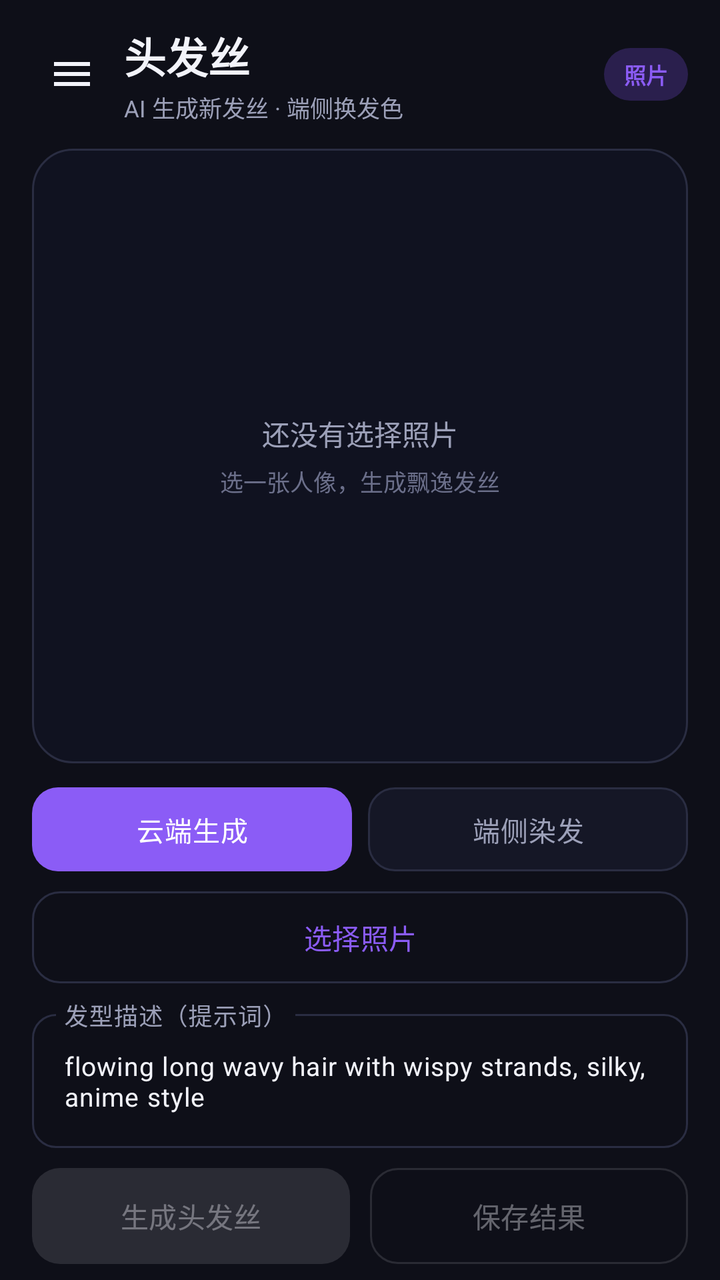
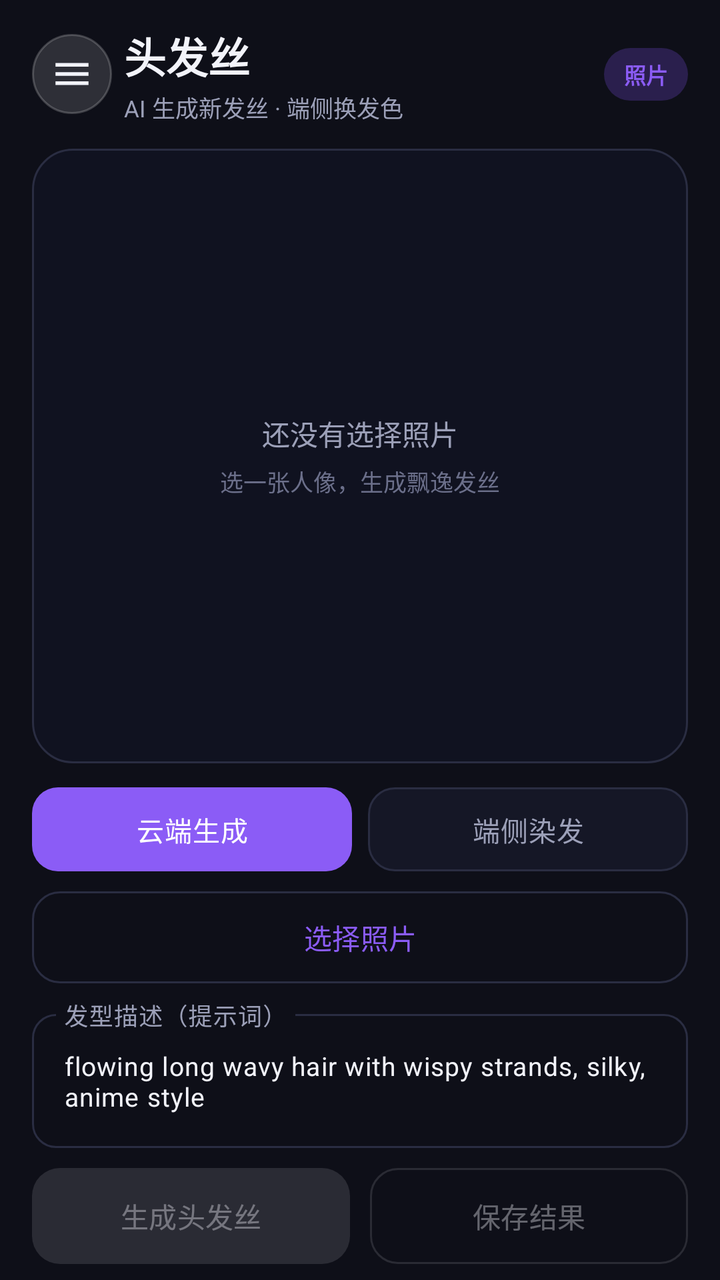

An Android layout rendered at two revisions. The XML below is the earlier revision; the diff shows what the commit changed to produce the second picture.
<!-- AndroidManifest.xml: application theme Theme.MagicBeauty -->
<!-- res/layout/fragment_hair.xml -->
<?xml version="1.0" encoding="utf-8"?>
<LinearLayout xmlns:android="http://schemas.android.com/apk/res/android"
    xmlns:app="http://schemas.android.com/apk/res-auto"
    android:layout_width="match_parent"
    android:layout_height="match_parent"
    android:background="@color/bg"
    android:orientation="vertical"
    android:paddingStart="16dp"
    android:paddingTop="12dp"
    android:paddingEnd="16dp"
    android:paddingBottom="8dp">

    
    <LinearLayout
        android:layout_width="match_parent"
        android:layout_height="wrap_content"
        android:gravity="center_vertical"
        android:orientation="horizontal">

        <ImageButton
            android:id="@+id/btnMenu"
            android:layout_width="40dp"
            android:layout_height="40dp"
            android:layout_marginEnd="6dp"
            android:background="?attr/selectableItemBackgroundBorderless"
            android:contentDescription="菜单"
            android:src="@drawable/ic_menu"
            android:tint="@color/text" />

        <LinearLayout
            android:layout_width="0dp"
            android:layout_height="wrap_content"
            android:layout_weight="1"
            android:orientation="vertical">

            <TextView
                android:layout_width="wrap_content"
                android:layout_height="wrap_content"
                android:text="头发丝"
                android:textColor="@color/text"
                android:textSize="21sp"
                android:textStyle="bold" />

            <TextView
                android:layout_width="wrap_content"
                android:layout_height="wrap_content"
                android:layout_marginTop="2dp"
                android:text="AI 生成新发丝 · 端侧换发色"
                android:textColor="@color/text_sub"
                android:textSize="11.5sp" />
        </LinearLayout>

        <TextView
            android:layout_width="wrap_content"
            android:layout_height="wrap_content"
            android:background="@drawable/bg_pill"
            android:paddingStart="10dp"
            android:paddingTop="5dp"
            android:paddingEnd="10dp"
            android:paddingBottom="5dp"
            android:text="照片"
            android:textColor="@color/brand"
            android:textSize="11sp"
            android:textStyle="bold" />
    </LinearLayout>

    
    <FrameLayout
        android:layout_width="match_parent"
        android:layout_height="0dp"
        android:layout_marginTop="12dp"
        android:layout_weight="1"
        android:minHeight="150dp"
        android:background="@drawable/bg_preview">

        <ImageView
            android:id="@+id/preview"
            android:layout_width="match_parent"
            android:layout_height="match_parent"
            android:contentDescription="预览"
            android:scaleType="fitCenter" />

        <LinearLayout
            android:id="@+id/emptyState"
            android:layout_width="wrap_content"
            android:layout_height="wrap_content"
            android:layout_gravity="center"
            android:gravity="center"
            android:orientation="vertical">

            <TextView
                android:layout_width="wrap_content"
                android:layout_height="wrap_content"
                android:text="还没有选择照片"
                android:textColor="@color/text_sub"
                android:textSize="14sp" />

            <TextView
                android:layout_width="wrap_content"
                android:layout_height="wrap_content"
                android:layout_marginTop="5dp"
                android:text="选一张人像，生成飘逸发丝"
                android:textColor="@color/text_dim"
                android:textSize="11.5sp" />
        </LinearLayout>

        <ProgressBar
            android:id="@+id/progress"
            android:layout_width="wrap_content"
            android:layout_height="wrap_content"
            android:layout_gravity="center"
            android:indeterminateTint="@color/brand"
            android:visibility="gone" />
    </FrameLayout>

    
    <RadioGroup
        android:id="@+id/rgMode"
        android:layout_width="match_parent"
        android:layout_height="wrap_content"
        android:layout_marginTop="12dp"
        android:orientation="horizontal">

        <RadioButton
            android:id="@+id/rbCloud"
            android:layout_width="0dp"
            android:layout_height="42dp"
            android:layout_weight="1"
            android:background="@drawable/bg_segment"
            android:button="@null"
            android:checked="true"
            android:gravity="center"
            android:text="云端生成"
            android:textColor="@color/segment_text"
            android:textSize="13.5sp" />

        <RadioButton
            android:id="@+id/rbLocal"
            android:layout_width="0dp"
            android:layout_height="42dp"
            android:layout_marginStart="8dp"
            android:layout_weight="1"
            android:background="@drawable/bg_segment"
            android:button="@null"
            android:gravity="center"
            android:text="端侧染发"
            android:textColor="@color/segment_text"
            android:textSize="13.5sp" />
    </RadioGroup>

    
    <com.google.android.material.button.MaterialButton
        android:id="@+id/btnPick"
        style="?attr/materialButtonOutlinedStyle"
        android:layout_width="match_parent"
        android:layout_height="46dp"
        android:layout_marginTop="10dp"
        android:insetTop="0dp"
        android:insetBottom="0dp"
        android:text="选择照片"
        android:textAllCaps="false"
        android:textSize="14sp"
        app:cornerRadius="14dp" />

    
    <com.google.android.material.textfield.TextInputLayout
        android:layout_width="match_parent"
        android:layout_height="wrap_content"
        android:layout_marginTop="10dp"
        android:hint="发型描述（提示词）"
        app:boxBackgroundMode="outline"
        app:boxCornerRadiusBottomEnd="12dp"
        app:boxCornerRadiusBottomStart="12dp"
        app:boxCornerRadiusTopEnd="12dp"
        app:boxCornerRadiusTopStart="12dp"
        app:hintTextColor="@color/text_sub">

        <com.google.android.material.textfield.TextInputEditText
            android:id="@+id/etPrompt"
            android:layout_width="match_parent"
            android:layout_height="wrap_content"
            android:inputType="textMultiLine"
            android:maxLines="2"
            android:text="flowing long wavy hair with wispy strands, silky, anime style"
            android:textSize="13sp" />
    </com.google.android.material.textfield.TextInputLayout>

    
    <LinearLayout
        android:layout_width="match_parent"
        android:layout_height="wrap_content"
        android:layout_marginTop="10dp"
        android:orientation="horizontal">

        <com.google.android.material.button.MaterialButton
            android:id="@+id/btnGen"
            android:layout_width="0dp"
            android:layout_height="48dp"
            android:layout_weight="1"
            android:enabled="false"
            android:insetTop="0dp"
            android:insetBottom="0dp"
            android:text="生成头发丝"
            android:textAllCaps="false"
            android:textSize="14sp"
            app:cornerRadius="14dp" />

        <Space
            android:layout_width="10dp"
            android:layout_height="1dp" />

        <com.google.android.material.button.MaterialButton
            android:id="@+id/btnSave"
            style="?attr/materialButtonOutlinedStyle"
            android:layout_width="0dp"
            android:layout_height="48dp"
            android:layout_weight="1"
            android:enabled="false"
            android:insetTop="0dp"
            android:insetBottom="0dp"
            android:text="保存结果"
            android:textAllCaps="false"
            android:textSize="14sp"
            app:cornerRadius="14dp" />
    </LinearLayout>
</LinearLayout>
<!-- resources referenced by this layout -->
<resources>
  <color name="bg">#0E0F18</color>
  <color name="brand">#8B5CF6</color>
  <color name="text">#F2F3FA</color>
  <color name="text_dim">#6B6F8A</color>
  <color name="text_sub">#9CA0B8</color>
  <!-- drawable bg_pill (drawable) -->
  <?xml version="1.0" encoding="utf-8"?>
  <shape xmlns:android="http://schemas.android.com/apk/res/android" android:shape="rectangle">
      <solid android:color="@color/brand_soft" />
      <corners android:radius="20dp" />
  </shape>
  <!-- drawable bg_preview (drawable) -->
  <?xml version="1.0" encoding="utf-8"?>
  <shape xmlns:android="http://schemas.android.com/apk/res/android" android:shape="rectangle">
      <solid android:color="#101220" />
      <corners android:radius="20dp" />
      <stroke android:width="1dp" android:color="@color/card_stroke" />
  </shape>
  <!-- drawable bg_segment (drawable) -->
  <?xml version="1.0" encoding="utf-8"?>
  <selector xmlns:android="http://schemas.android.com/apk/res/android">
      <item android:state_checked="true">
          <shape android:shape="rectangle">
              <solid android:color="@color/brand" />
              <corners android:radius="13dp" />
          </shape>
      </item>
      <item>
          <shape android:shape="rectangle">
              <solid android:color="@color/bg_elev" />
              <corners android:radius="13dp" />
              <stroke android:width="1dp" android:color="@color/card_stroke" />
          </shape>
      </item>
  </selector>
  <!-- drawable ic_menu (drawable) -->
  <vector xmlns:android="http://schemas.android.com/apk/res/android"
      android:width="24dp"
      android:height="24dp"
      android:viewportWidth="24"
      android:viewportHeight="24">
      <path
          android:fillColor="#FFFFFF"
          android:pathData="M3,6h18v2H3zM3,11h18v2H3zM3,16h18v2H3z" />
  </vector>
  <style name="Theme.MagicBeauty" parent="Theme.Material3.Dark.NoActionBar">
          <item name="colorPrimary">@color/brand</item>
          <item name="colorOnPrimary">@color/white</item>
          <item name="colorPrimaryContainer">@color/brand_soft</item>
          <item name="colorOnPrimaryContainer">@color/text</item>
          <item name="colorSecondary">@color/brand_2</item>
          <item name="colorOnSecondary">@color/white</item>
          <item name="colorSecondaryContainer">@color/brand_soft</item>
          <item name="colorOnSecondaryContainer">@color/text</item>
  
          <item name="colorSurface">@color/card</item>
          <item name="colorOnSurface">@color/text</item>
          <item name="colorSurfaceVariant">@color/bg_elev</item>
          <item name="colorOnSurfaceVariant">@color/text_sub</item>
          <item name="colorOutline">@color/card_stroke</item>
          <item name="colorOutlineVariant">@color/card_stroke</item>
  
          <item name="android:windowBackground">@color/bg</item>
          <item name="android:statusBarColor">@color/bg</item>
          <item name="android:navigationBarColor">@color/nav_bg</item>
          <item name="android:windowLightStatusBar">false</item>
          <item name="android:windowLightNavigationBar" tools:targetApi="27">false</item>
          <item name="android:colorAccent">@color/brand</item>
          <item name="android:textColorPrimary">@color/text</item>
          <item name="android:textColorSecondary">@color/text_sub</item>
          <item name="android:forceDarkAllowed" tools:targetApi="29">false</item>
      </style>
  <color name="brand_soft">#2A1F4D</color>
  <color name="card_stroke">#2A2D42</color>
  <color name="bg_elev">#151726</color>
  <color name="white">#FFFFFFFF</color>
  <color name="brand_2">#EC4899</color>
  <color name="card">#1A1C2B</color>
  <color name="nav_bg">#111320</color>
</resources>

<!-- the commit's change to res/layout/fragment_hair.xml (unified diff, before → after) -->
@@ -21,8 +21,10 @@
             android:id="@+id/btnMenu"
             android:layout_width="40dp"
             android:layout_height="40dp"
+            android:padding="9dp"
+            android:scaleType="fitCenter"
             android:layout_marginEnd="6dp"
-            android:background="?attr/selectableItemBackgroundBorderless"
+            android:background="@drawable/bg_menu_btn"
             android:contentDescription="菜单"
             android:src="@drawable/ic_menu"
             android:tint="@color/text" />
<!-- resource entries referenced after the edit -->
@@ -5,6 +5,15 @@
   <color name="text">#F2F3FA</color>
   <color name="text_dim">#6B6F8A</color>
   <color name="text_sub">#9CA0B8</color>
+  <!-- drawable bg_menu_btn (drawable) -->
+  <?xml version="1.0" encoding="utf-8"?>
+  <shape xmlns:android="http://schemas.android.com/apk/res/android"
+      android:shape="oval">
+      <solid android:color="#22FFFFFF" />
+      <stroke
+          android:width="1dp"
+          android:color="#33FFFFFF" />
+  </shape>
   <!-- drawable bg_pill (drawable) -->
   <?xml version="1.0" encoding="utf-8"?>
   <shape xmlns:android="http://schemas.android.com/apk/res/android" android:shape="rectangle">
